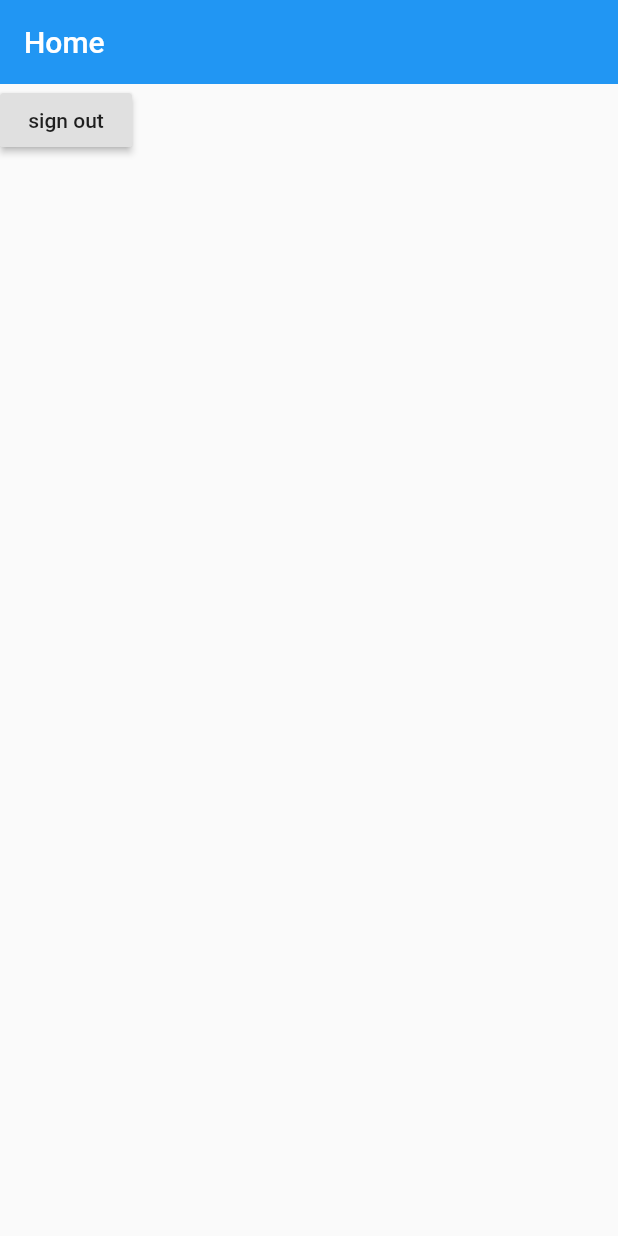
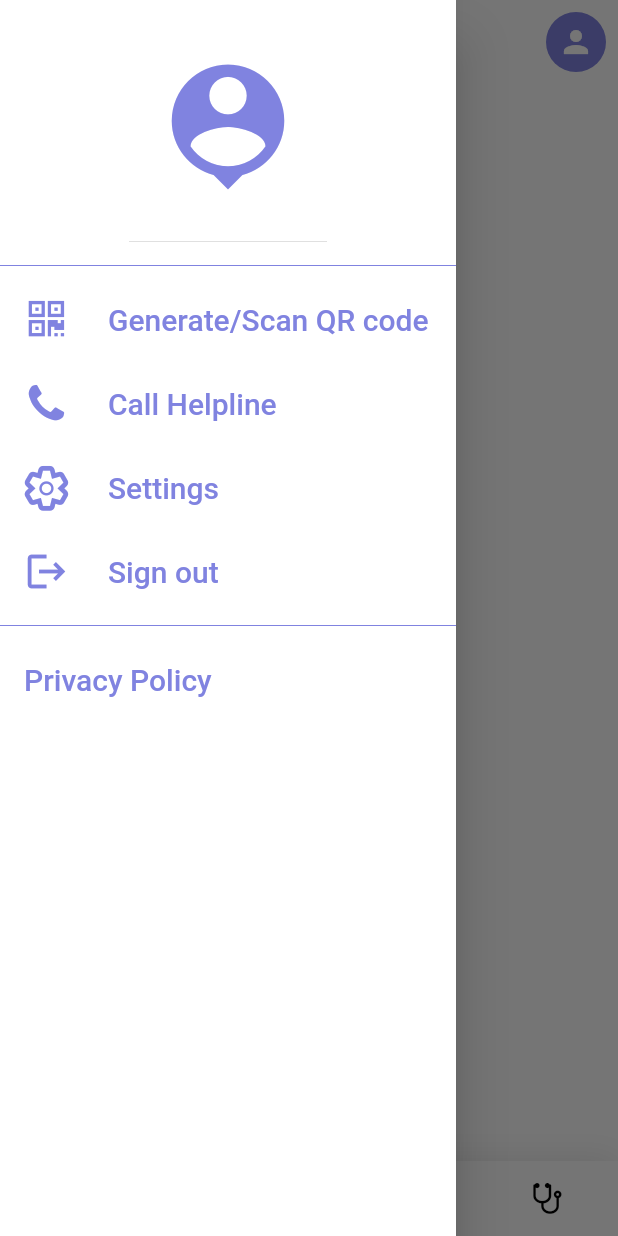
Before and after one commit to pulkit807/dorona1, a Flutter app: the screen it shows once a user with an empty profile is signed in, with the side drawer open (before the commit the screen has no drawer), on a phone screen of 412 x 824 dp. Run offline on Flutter 3.47's test engine with Material 2 defaults, Android fonts, the phone set to English and light mode, and no system bars; drawn by our look-alikes of google_nav_bar; our stand-ins replace animate_do, firebase_auth, firebase_core, flushbar, google_fonts, splashscreen; accounts and stored records are empty; Roboto replaces fonts that are missing (Aleo).

Commit message:
created home

```diff
--- /dev/null
+++ b/lib/Screens/Drawer/drawer.dart
@@ -0,0 +1,99 @@
+import 'package:dorona/colors1.dart';
+import 'package:dorona/my_custom_icons.dart';
+import 'package:firebase_auth/firebase_auth.dart';
+import 'package:flutter/material.dart';
+import 'package:dorona/styles.dart';
+
+class CustomDrawer extends StatefulWidget {
+  @override
+  _CustomDrawerState createState() => _CustomDrawerState();
+}
+
+class _CustomDrawerState extends State<CustomDrawer> {
+  @override
+  Widget build(BuildContext context) {
+    return Drawer(
+      child: Container(
+        width: MediaQuery.of(context).size.width,
+        decoration: BoxDecoration(
+            gradient: LinearGradient(colors: [
+          Colors.white,
+          Colors.white,
+        ], begin: Alignment.topLeft, end: Alignment.bottomRight)),
+        child: SingleChildScrollView(
+          child: Column(
+            children: [
+              DrawerHeader(
+                child: Icon(
+                  Icons.person_pin,
+                  size: 100,
+                  color: iconColor,
+                ),
+              ),
+              Divider(
+                color: iconColor,
+              ),
+              ListTile(
+                leading: Icon(
+                  MyCustomIcons.qrcode,
+                  size: 30,
+                  color: iconColor,
+                ),
+                title: Text(
+                  "Generate/Scan QR code",
+                  style: simpleTextDrawer,
+                ),
+              ),
+              ListTile(
+                leading: Icon(
+                  MyCustomIcons.phone,
+                  size: 30,
+                  color: iconColor,
+                ),
+                title: Text(
+                  "Call Helpline",
+                  style: simpleTextDrawer,
+                ),
+              ),
+              ListTile(
+                leading: Icon(
+                  MyCustomIcons.cog_outline,
+                  size: 30,
+                  color: iconColor,
+                ),
+                title: Text(
+                  "Settings",
+                  style: simpleTextDrawer,
+                ),
+              ),
+              ListTile(
+                leading: Icon(
+                  Icons.logout,
+                  size: 30,
+                  color: iconColor,
+                ),
+                title: Text(
+                  "Sign out",
+                  style: simpleTextDrawer,
+                ),
+                onTap: (){
+                  FirebaseAuth auth=FirebaseAuth.instance;
+                  auth.signOut();
+                },
+              ),
+              Divider(
+                color: iconColor,
+              ),
+              ListTile(
+                title: Text(
+                  "Privacy Policy",
+                  style: simpleTextDrawer,
+                ),
+              )
+            ],
+          ),
+        ),
+      ),
+    );
+  }
+}
--- a/lib/Screens/Home/home.dart
+++ b/lib/Screens/Home/home.dart
@@ -1,5 +1,11 @@
+import 'package:dorona/Screens/Drawer/drawer.dart';
+import 'package:dorona/Screens/Profile/profilePage.dart';
+import 'package:dorona/colors1.dart';
+import 'package:dorona/my_custom_icons.dart';
+import 'package:dorona/styles.dart';
 import 'package:firebase_auth/firebase_auth.dart';
 import 'package:flutter/material.dart';
+import 'package:google_nav_bar/google_nav_bar.dart';
 
 class Home extends StatefulWidget {
   @override
@@ -7,23 +13,80 @@ class Home extends StatefulWidget {
 }
 
 class _HomeState extends State<Home> {
+  int _selectedIndex = 0;
   @override
   Widget build(BuildContext context) {
     return Scaffold(
+      backgroundColor: Colors.white,
+      drawer: CustomDrawer(),
       appBar: AppBar(
-        title: Text("Home"),
+        title: Text(
+          "Dorona",
+          style: titleTextStyle,
+        ),
+        centerTitle: true,
         elevation: 0.0,
-      ),
-      body: Column(
-        children: [
-          RaisedButton(
-            onPressed: () {
-             FirebaseAuth auth= FirebaseAuth.instance;
-             auth.signOut();
-            },
-            child: Text("sign out"),
+        backgroundColor: appBarColor,
+        iconTheme: IconThemeData(
+          color: blueColor,
+        ),
+        actions: [
+          Padding(
+            padding: const EdgeInsets.all(8.0),
+            child: InkWell(
+              onTap: () {
+                Navigator.of(context).push(
+                    MaterialPageRoute(builder: (context) => ProfilePage()));
+              },
+              child: CircleAvatar(
+                radius: 20,
+                backgroundColor: blueColor,
+                child: Icon(
+                  Icons.person,
+                  color: Colors.white,
+                ),
+              ),
+            ),
           )
         ],
+      ),
+      body: Column(),
+      bottomNavigationBar: Container(
+        decoration: BoxDecoration(color: Colors.white, boxShadow: [
+          BoxShadow(blurRadius: 20, color: Colors.black.withOpacity(.1))
+        ]),
+        child: SafeArea(
+          child: Padding(
+            padding: const EdgeInsets.symmetric(horizontal: 15.0, vertical: 8),
+            child: GNav(
+                gap: 8,
+                activeColor: Colors.white,
+                iconSize: 24,
+                padding: EdgeInsets.symmetric(horizontal: 20, vertical: 5),
+                duration: Duration(milliseconds: 800),
+                tabBackgroundColor: Color.fromRGBO(128, 131, 224, 1),
+                tabs: [
+                  GButton(
+                    icon: Icons.home,
+                    text: 'Home',
+                  ),
+                  GButton(
+                    icon: Icons.update,
+                    text: 'Covid Updates',
+                  ),
+                  GButton(
+                    icon: MyCustomIcons.stethoscope,
+                    text: 'Assess yourself',
+                  ),
+                ],
+                selectedIndex: _selectedIndex,
+                onTabChange: (index) {
+                  setState(() {
+                    _selectedIndex = index;
+                  });
+                }),
+          ),
+        ),
       ),
     );
   }
--- /dev/null
+++ b/lib/Screens/Profile/profilePage.dart
@@ -0,0 +1,24 @@
+import 'package:dorona/colors1.dart';
+import 'package:dorona/styles.dart';
+import 'package:flutter/material.dart';
+class ProfilePage extends StatefulWidget {
+  @override
+  _ProfilePageState createState() => _ProfilePageState();
+}
+
+class _ProfilePageState extends State<ProfilePage> {
+  @override
+  Widget build(BuildContext context) {
+    return Scaffold(
+      backgroundColor: Colors.white,
+      appBar: AppBar(
+        backgroundColor: appBarColor,
+        iconTheme: IconThemeData(color: blueColor),
+        title: Text(
+          "My Profile",
+          style: titleTextStyle,
+        ),
+      ),
+    );
+  }
+}
--- a/lib/colors1.dart
+++ b/lib/colors1.dart
@@ -3,3 +3,6 @@ import 'dart:ui';
 import 'package:flutter/material.dart';
 
 Color primaryColor=Colors.lime;
+Color appBarColor=Colors.white;
+Color blueColor=Color.fromRGBO(128, 131, 224, 1);
+Color iconColor=Color.fromRGBO(128,131,224,1);
--- /dev/null
+++ b/lib/my_custom_icons.dart
@@ -0,0 +1,63 @@
+/// Flutter icons MyCustomIcons
+/// Copyright (C) 2020 by original authors @ fluttericon.com, fontello.com
+/// This font was generated by FlutterIcon.com, which is derived from Fontello.
+///
+/// To use this font, place it in your fonts/ directory and include the
+/// following in your pubspec.yaml
+///
+/// flutter:
+///   fonts:
+///    - family:  MyCustomIcons
+///      fonts:
+///       - asset: fonts/MyCustomIcons.ttf
+///
+///
+/// * Font Awesome 4, Copyright (C) 2016 by Dave Gandy
+///         Author:    Dave Gandy
+///         License:   SIL ()
+///         Homepage:  http://fortawesome.github.com/Font-Awesome/
+/// * Typicons, (c) Stephen Hutchings 2012
+///         Author:    Stephen Hutchings
+///         License:   SIL (http://scripts.sil.org/OFL)
+///         Homepage:  http://typicons.com/
+/// * Iconic, Copyright (C) 2012 by P.J. Onori
+///         Author:    P.J. Onori
+///         License:   SIL (http://scripts.sil.org/OFL)
+///         Homepage:  http://somerandomdude.com/work/iconic/
+/// * Linecons, Copyright (C) 2013 by Designmodo
+///         Author:    Designmodo for Smashing Magazine
+///         License:   CC BY ()
+///         Homepage:  http://designmodo.com/linecons-free/
+/// * Fontelico, Copyright (C) 2012 by Fontello project
+///         Author:    Crowdsourced, for Fontello project
+///         License:   SIL (http://scripts.sil.org/OFL)
+///         Homepage:  http://fontello.com
+/// * Font Awesome 5, Copyright (C) 2016 by Dave Gandy
+///         Author:    Dave Gandy
+///         License:   SIL (https://github.com/FortAwesome/Font-Awesome/blob/master/LICENSE.txt)
+///         Homepage:  http://fortawesome.github.com/Font-Awesome/
+///
+import 'package:flutter/widgets.dart';
+
+class MyCustomIcons {
+  MyCustomIcons._();
+
+  static const _kFontFam = 'MyCustomIcons';
+  static const _kFontPkg = null;
+
+  static const IconData qrcode = IconData(0xe800, fontFamily: _kFontFam, fontPackage: _kFontPkg);
+  static const IconData phone = IconData(0xe801, fontFamily: _kFontFam, fontPackage: _kFontPkg);
+  static const IconData cog_outline = IconData(0xe802, fontFamily: _kFontFam, fontPackage: _kFontPkg);
+  static const IconData share = IconData(0xe803, fontFamily: _kFontFam, fontPackage: _kFontPkg);
+  static const IconData location_inv = IconData(0xe804, fontFamily: _kFontFam, fontPackage: _kFontPkg);
+  static const IconData location = IconData(0xe805, fontFamily: _kFontFam, fontPackage: _kFontPkg);
+  static const IconData location_outline = IconData(0xe806, fontFamily: _kFontFam, fontPackage: _kFontPkg);
+  static const IconData spin4 = IconData(0xe834, fontFamily: _kFontFam, fontPackage: _kFontPkg);
+  static const IconData spin6 = IconData(0xe839, fontFamily: _kFontFam, fontPackage: _kFontPkg);
+  static const IconData firefox = IconData(0xe840, fontFamily: _kFontFam, fontPackage: _kFontPkg);
+  static const IconData eye = IconData(0xf06e, fontFamily: _kFontFam, fontPackage: _kFontPkg);
+  static const IconData stethoscope = IconData(0xf0f1, fontFamily: _kFontFam, fontPackage: _kFontPkg);
+  static const IconData language = IconData(0xf1ab, fontFamily: _kFontFam, fontPackage: _kFontPkg);
+  static const IconData heartbeat = IconData(0xf21e, fontFamily: _kFontFam, fontPackage: _kFontPkg);
+  static const IconData question_circle_o = IconData(0xf29c, fontFamily: _kFontFam, fontPackage: _kFontPkg);
+}
--- a/lib/styles.dart
+++ b/lib/styles.dart
@@ -1,6 +1,8 @@
 import 'package:flutter/cupertino.dart';
 import 'package:flutter/material.dart';
 import 'package:google_fonts/google_fonts.dart';
+
+import 'colors1.dart';
 
 TextStyle splashtitle=GoogleFonts.aleo(
   fontSize: 20,
@@ -12,8 +14,17 @@ TextStyle buttonText=GoogleFonts.aleo(
   fontWeight: FontWeight.bold,
   color: Colors.white,
 );
+TextStyle titleTextStyle=GoogleFonts.aleo(
+  fontSize: 25,
+  fontWeight: FontWeight.bold,
+  color: blueColor,
+);
 TextStyle subtitleText=GoogleFonts.aleo(
   fontSize: 15,
   fontWeight: FontWeight.bold,
   color: Colors.black,
 );
+TextStyle simpleTextDrawer=GoogleFonts.aleo(
+  fontSize: 20,
+  color: blueColor,
+);
```
Also changed, not shown: pubspec.yaml (+5 -2 lines), assets/fonts/MyCustomIcons.ttf (added), pubspec.lock.
